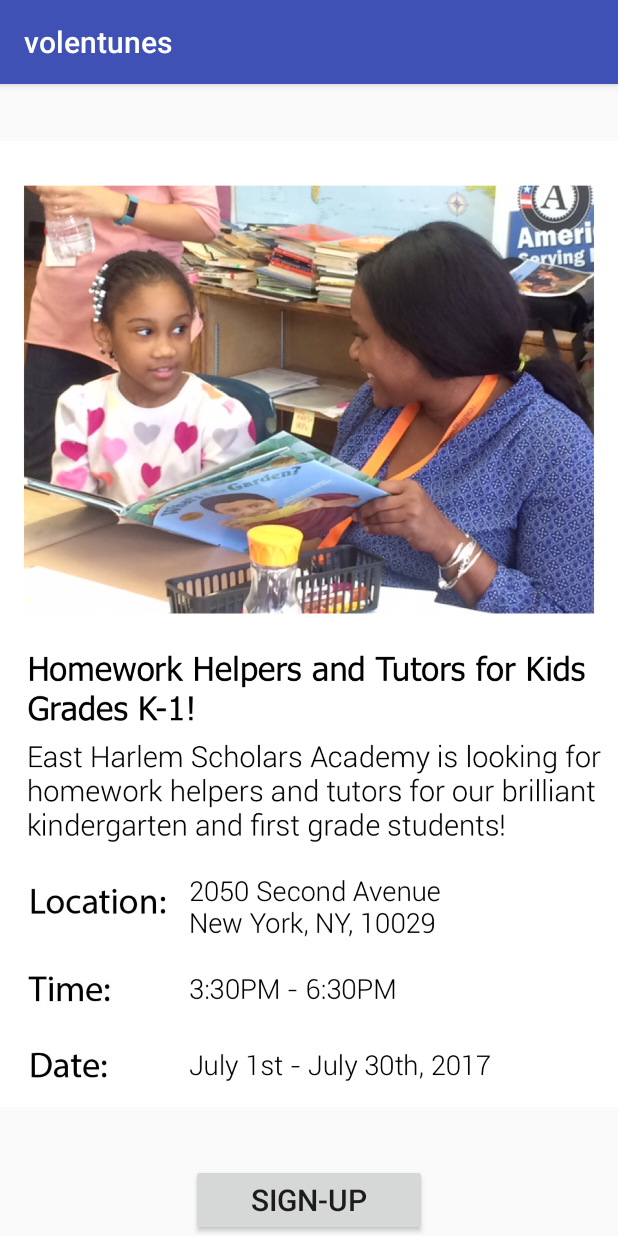
After one commit to svalexander/volentunes, an Android app: the EventDetailsActivity screen opened directly, with no data from a screen before it, on a phone screen of 412 x 824 dp. The commit adds this screen. Run offline under Robolectric (Android 15) with nearby library versions, the phone set to English and light mode, and no system bars.

Commit message:
Created map and volunteer info page

```diff
--- a/app/src/debug/res/values/google_maps_api.xml
+++ b/app/src/debug/res/values/google_maps_api.xml
@@ -20,5 +20,5 @@
     Once you have your key (it starts with "AIza"), replace the "google_maps_key"
     string in this file.
     -->
-    <string name="google_maps_key" templateMergeStrategy="preserve" translatable="false">YOUR_KEY_HERE</string>
+    <string name="google_maps_key" templateMergeStrategy="preserve" translatable="false">AIzaSyCZc55_7rBEHQYlNvrFfH1BouMVEfIthk0</string>
 </resources>
--- a/app/src/main/AndroidManifest.xml
+++ b/app/src/main/AndroidManifest.xml
@@ -38,6 +38,7 @@
                 <category android:name="android.intent.category.LAUNCHER" />
             </intent-filter>
         </activity>
+        <activity android:name=".EventDetailsActivity"/>
     </application>
 
 </manifest>
--- /dev/null
+++ b/app/src/main/java/nyc/c4q/shannonalexander_navarro/volentunes/EventDetailsActivity.java
@@ -0,0 +1,17 @@
+package nyc.c4q.shannonalexander_navarro.volentunes;
+
+import android.os.Bundle;
+import android.support.v7.app.AppCompatActivity;
+
+/**
+ * Created by leighdouglas on 6/24/17.
+ */
+
+public class EventDetailsActivity extends AppCompatActivity {
+
+    @Override
+    protected void onCreate(Bundle savedInstanceState) {
+        super.onCreate(savedInstanceState);
+        setContentView(R.layout.details_screen_layout);
+    }
+}
--- /dev/null
+++ b/app/src/main/res/layout/details_screen_layout.xml
@@ -0,0 +1,19 @@
+<?xml version="1.0" encoding="utf-8"?>
+<LinearLayout xmlns:android="http://schemas.android.com/apk/res/android"
+    android:orientation="vertical" android:layout_width="match_parent"
+    android:layout_height="match_parent">
+<ImageView
+    android:layout_weight="1"
+    android:layout_width="wrap_content"
+    android:layout_height="0dp"
+    android:src="@drawable/detailsscreen"/>
+
+    <Button
+        android:layout_gravity="center"
+        android:paddingRight="40dp"
+        android:paddingLeft="40dp"
+        android:layout_width="wrap_content"
+        android:layout_height="wrap_content"
+        android:textSize="20dp"
+        android:text="Sign-Up"/>
+</LinearLayout>
```
Also changed, not shown: app/src/main/java/nyc/c4q/shannonalexander_navarro/volentunes/MapsActivity.java (+32 -3 lines), app/src/main/res/drawable/detailsscreen.png (added).
